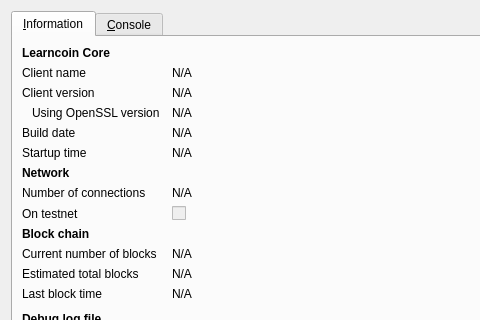
Qt form src/qt/forms/rpcconsole.ui (rahulmanuwas/kibocoin) before a commit; both pictures show x 0 to 480 and y 0 to 320 of the 740 by 450 pixel window.
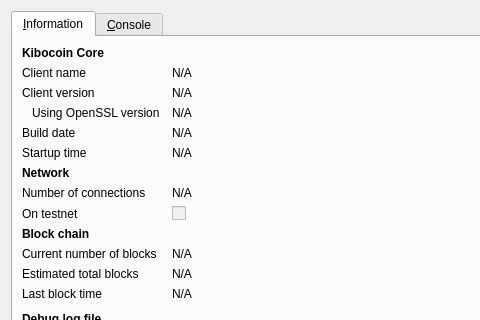
The same form after that commit. Icons and pictures are not drawn.

What changed in the file:
```diff
--- a/src/qt/forms/rpcconsole.ui
+++ b/src/qt/forms/rpcconsole.ui
@@ -36,7 +36,7 @@
           </font>
          </property>
          <property name="text">
-          <string>Learncoin Core</string>
+          <string>Kibocoin Core</string>
          </property>
         </widget>
        </item>
```
Left out of the diff: 6 changed lines with no effect on the pictures.
